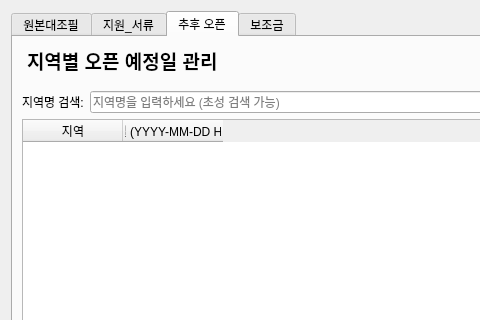
Qt form ui/region_manager.ui (Glen-Lee-glitch/new_viewer) before a commit; both pictures show x 0 to 480 and y 0 to 320 of the 600 by 700 pixel window.
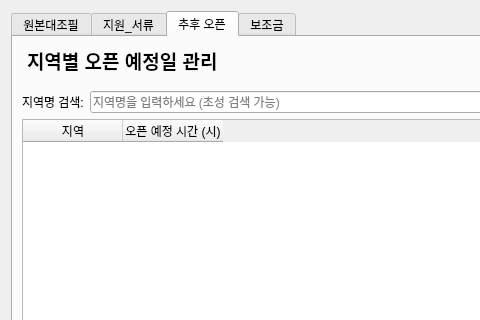
The same form after that commit. The open tabs and pages were chosen to show the change.

Commit message: feat: 지역 관리 오픈 지자체 일자 시간 9시로 디폴트값 설저

```diff
--- a/ui/region_manager.ui
+++ b/ui/region_manager.ui
@@ -205,7 +205,7 @@
          </column>
          <column>
           <property name="text">
-           <string>오픈 예정일 (YYYY-MM-DD HH:MM:SS)</string>
+           <string>오픈 예정 시간 (시)</string>
           </property>
          </column>
         </widget>
```
The commit also changes 1 other file.
